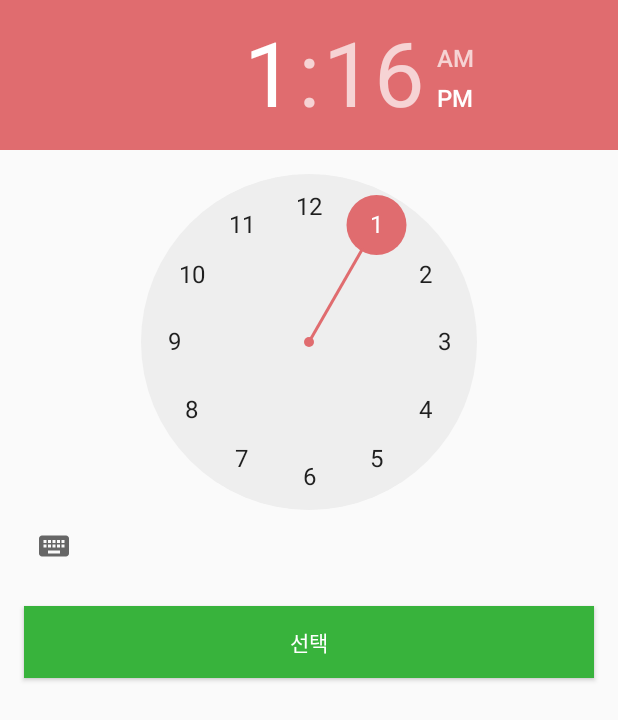
After one commit to bb2002/ProjectMNA_Admin, an Android app: the layout dialog_timepicker.xml on its own in the app's theme, with its tools: preview values and no code run, on a phone screen of 412 x 824 dp. The commit adds this screen. Shown: the top 720 px of the screen. Run offline under Robolectric (Android 15) with nearby library versions, the phone set to English and light mode, and no system bars; network calls fail.

Commit message:
06.01 00:29 시간 선택 Dialog 를 추가하였습니다. 관리자는 직원을 승인 할 수 있습니다.

```diff
--- a/app/src/main/java/kr/saintdev/pmnadmin/models/datas/constants/InternetConst.java
+++ b/app/src/main/java/kr/saintdev/pmnadmin/models/datas/constants/InternetConst.java
@@ -23,4 +23,6 @@ public interface InternetConst {
 
     String UPDATE_MY_ALARM = SERVER_HOST + "alarm/my-alarm.php";
     String DELETE_ALARM = SERVER_HOST + "alarm/delete-alarm.php";
+
+    String STAFF_MANAGEMENT_ALLOW = SERVER_HOST + "management/staff-allow.php";
 }
--- /dev/null
+++ b/app/src/main/res/layout/dialog_timepicker.xml
@@ -0,0 +1,17 @@
+<?xml version="1.0" encoding="utf-8"?>
+<RelativeLayout xmlns:android="http://schemas.android.com/apk/res/android"
+    android:layout_width="match_parent" android:layout_height="match_parent">
+    <TimePicker
+        android:layout_width="match_parent"
+        android:layout_height="wrap_content"
+        android:id="@+id/dialog_timepicker"/>
+    <Button
+        android:layout_width="match_parent"
+        android:layout_height="wrap_content"
+        android:id="@+id/dialog_time_select"
+        android:layout_below="@id/dialog_timepicker"
+        android:layout_margin="16dp"
+        android:text="선택"
+        android:textColor="@color/colorWhite"
+        android:background="#38b33c"/>
+</RelativeLayout>
```
Also changed, not shown: app/src/main/java/kr/saintdev/pmnadmin/views/activitys/alarms/JoinGrantActivity.java (+105 -3 lines), app/src/main/java/kr/saintdev/pmnadmin/views/windows/dialog/TimePickerDialog.java (added, +58 -0 lines), app/src/main/res/layout/activity_grant_join.xml (+12 -1 lines).
